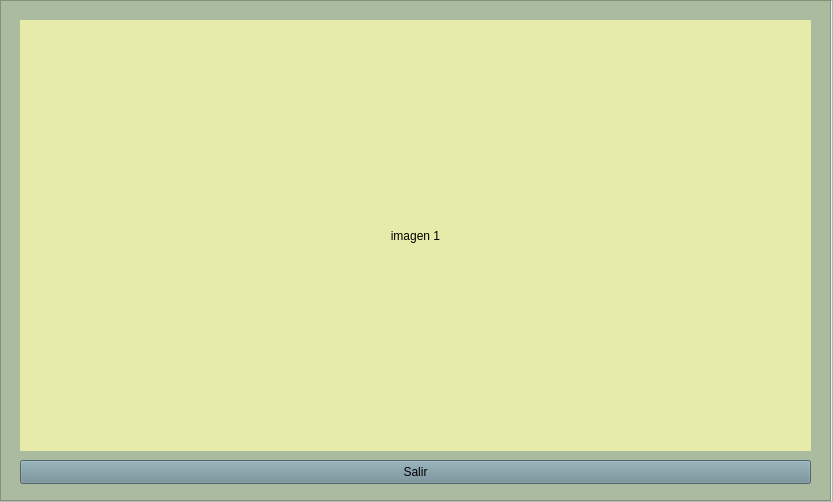
Above: main.ui from AlvaroCastro1/proyecto_Maquillaje before the change. Below: the same form after it.
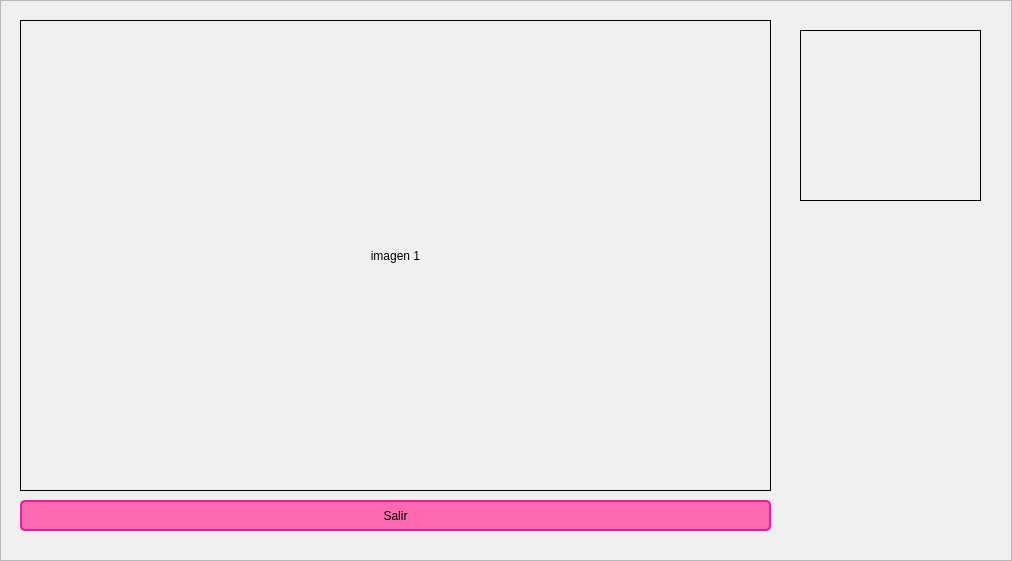
That is the form after the change. Icons and pictures are not drawn.

```diff
--- a/main.ui
+++ b/main.ui
@@ -6,8 +6,8 @@
    <rect>
     <x>0</x>
     <y>0</y>
-    <width>833</width>
-    <height>502</height>
+    <width>1012</width>
+    <height>561</height>
    </rect>
   </property>
   <property name="windowTitle">
@@ -49,12 +49,22 @@
         <rect>
          <x>0</x>
          <y>0</y>
-         <width>831</width>
-         <height>501</height>
+         <width>1101</width>
+         <height>571</height>
         </rect>
        </property>
        <property name="styleSheet">
-        <string notr="true">background-color: rgb(171, 187, 159);</string>
+        <string notr="true">
+QWidget {
+    background: qlineargradient(
+        x1: 0, y1: 0, 
+        x2: 1, y2: 1, 
+		stop: 0		 #7FFFD4,    /* Amarillo*/
+        stop: 0.5	 #FF6F61, 	/* Coral */
+        stop: 1		 #FF69B4   	/* Rosa Suave */
+    );
+}
+</string>
        </property>
        <property name="frameShape">
         <enum>QFrame::StyledPanel</enum>
@@ -67,12 +77,16 @@
          <rect>
           <x>20</x>
           <y>20</y>
-          <width>791</width>
-          <height>431</height>
+          <width>751</width>
+          <height>471</height>
          </rect>
         </property>
         <property name="styleSheet">
-         <string notr="true">background-color: rgb(230, 235, 169);</string>
+         <string notr="true">QWidget {
+    background-color: rgba(255, 255, 255, 0);  /* Blanco transparente */
+	border: 1px solid black;
+}
+</string>
         </property>
         <property name="text">
          <string>imagen 1</string>
@@ -85,18 +99,64 @@
         <property name="geometry">
          <rect>
           <x>20</x>
-          <y>460</y>
-          <width>791</width>
-          <height>24</height>
+          <y>500</y>
+          <width>751</width>
+          <height>31</height>
          </rect>
         </property>
         <property name="styleSheet">
-         <string notr="true">background-color: rgb(111, 139, 148)</string>
+         <string notr="true">QPushButton {
+    background-color: #FF69B4;          /* Color de fondo rosa chicle */
+    border: 2px solid #FF1493;          /* Borde sólido color rosa oscuro */
+    padding: 6px 20px;                  /* Espaciado interno */
+    font-size: 12px;                    /* Tamaño de fuente */
+    border-radius: 5px;                 /* Bordes iniciales ligeramente redondeados */
+}
+
+QPushButton:hover {
+    background-color: #FF1493;          /* Color de fondo al pasar el cursor */
+    border: 2px solid #FF69B4;          /* Borde al pasar el cursor */
+    border-radius: 15px;                /* Bordes redondeados al pasar el cursor */
+}
+
+QPushButton:pressed {
+    background-color: #FF69B4;          /* Color de fondo al hacer clic */
+    border: 2px solid #FF1493;          /* Borde al hacer clic */
+    padding-left: 15px;                 /* Desplazamiento al hacer clic */
+    padding-top: 15px;                  /* Desplazamiento al hacer clic */
+}
+</string>
         </property>
         <property name="text">
          <string>Salir</string>
         </property>
        </widget>
+       <widget class="QLabel" name="label">
+        <property name="geometry">
+         <rect>
+          <x>800</x>
+          <y>30</y>
+          <width>181</width>
+          <height>171</height>
+         </rect>
+        </property>
+        <property name="styleSheet">
+         <string notr="true">QWidget {
+    background-color: rgba(255, 255, 255, 0);  /* Blanco transparente */
+	border: 1px solid black;
+}
+</string>
+        </property>
+        <property name="text">
+         <string/>
+        </property>
+        <property name="pixmap">
+         <pixmap>recursos/leyenda.png</pixmap>
+        </property>
+        <property name="scaledContents">
+         <bool>true</bool>
+        </property>
+       </widget>
       </widget>
      </widget>
     </item>
```
